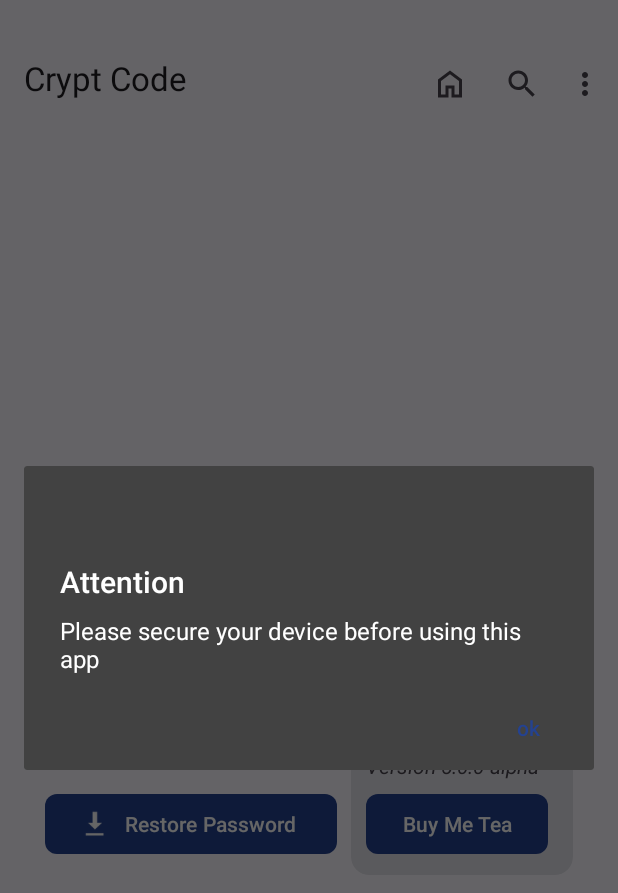
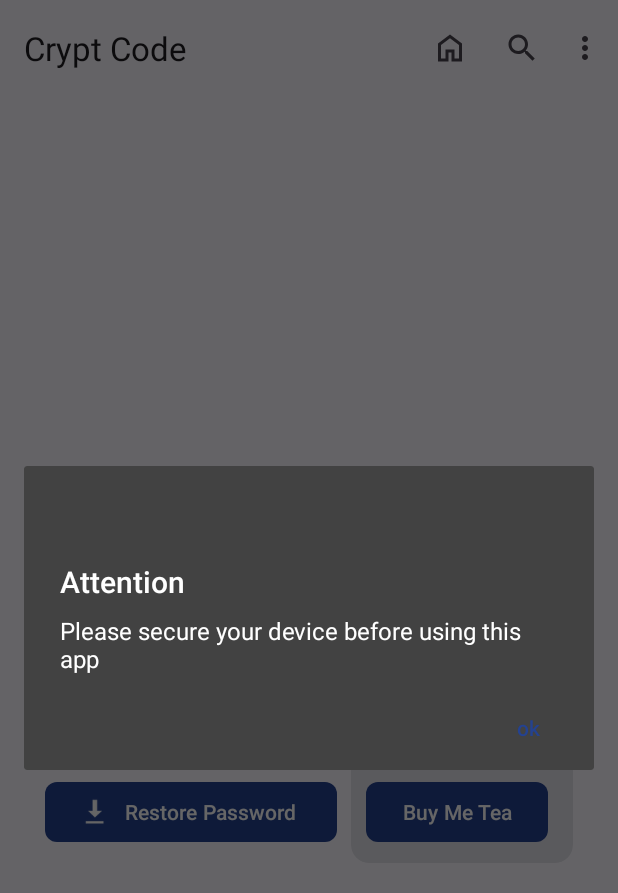
Before and after one commit to ben-mathu/passwordManager, an Android app: the screen it shows after launch (MainActivity), after a tap on "Home", on a phone screen of 412 x 824 dp. Shown: the top 893 px of the screen. Run offline under Robolectric (Android 15) with nearby library versions, the phone set to English and light mode, and no system bars; our stand-ins replace Dagger/Hilt's generated code, FlexboxLayout, data binding, navigation-ui; libraries missing offline, so code that uses them is left out: com.android.billingclient; 26 statements that could not run were skipped.

Commit message:
updates version name and code

```diff
--- a/app/build.gradle
+++ b/app/build.gradle
@@ -18,8 +18,8 @@ android {
         applicationId "com.benatt.passwordsmanager"
         minSdkVersion 24
         targetSdk 35
-        versionCode 31
-        versionName "5.0.0-alpha"
+        versionCode 32
+        versionName "5.0.0-alpha2"
 
         testInstrumentationRunner "androidx.test.runner.AndroidJUnitRunner"
     }
--- a/app/src/main/res/layout/activity_main.xml
+++ b/app/src/main/res/layout/activity_main.xml
@@ -23,17 +23,8 @@
                 android:id="@+id/toolbar"
                 android:layout_width="match_parent"
                 android:layout_height="wrap_content"
-                android:paddingTop="24dp"
                 tools:title="Crypt Code"/>
         </com.google.android.material.appbar.AppBarLayout>
-
-        <LinearLayout
-            android:layout_width="match_parent"
-            android:layout_height="0dp"
-            android:orientation="vertical"
-            app:layout_constraintTop_toBottomOf="@+id/app_bar_layout"
-            app:layout_constraintBottom_toTopOf="@+id/nav_view"
-            app:layout_behavior="@string/appbar_scrolling_view_behavior">
 
         <ProgressBar
             android:id="@+id/progress_bar"
@@ -43,16 +34,17 @@
             style="@style/Widget.AppCompat.ProgressBar.Horizontal"
             android:visibility="gone"
             tools:visibility="visible"
-                app:layout_constraintTop_toTopOf="parent" />
+            app:layout_constraintTop_toBottomOf="@+id/app_bar_layout" />
 
         <androidx.fragment.app.FragmentContainerView
             android:id="@+id/nav_host_fragment"
             android:name="androidx.navigation.fragment.NavHostFragment"
             android:layout_width="match_parent"
-                android:layout_height="match_parent"
+            android:layout_height="0dp"
             app:defaultNavHost="true"
-                app:navGraph="@navigation/nav_graph"/>
-        </LinearLayout>
+            app:navGraph="@navigation/nav_graph"
+            app:layout_constraintTop_toBottomOf="@+id/progress_bar"
+            app:layout_constraintBottom_toTopOf="@+id/nav_view"/>
 
         <com.google.android.material.bottomnavigation.BottomNavigationView
             android:id="@+id/nav_view"
@@ -63,7 +55,6 @@
             app:layout_constraintBottom_toBottomOf="parent"
             app:layout_constraintEnd_toEndOf="parent"
             app:layout_constraintStart_toStartOf="parent"
-            app:layout_constraintTop_toBottomOf="@+id/nav_host_fragment"
             app:menu="@menu/nav_menu" />
     </androidx.constraintlayout.widget.ConstraintLayout>
 </layout>
```
Lines whose indentation alone changed are shown as unchanged.
